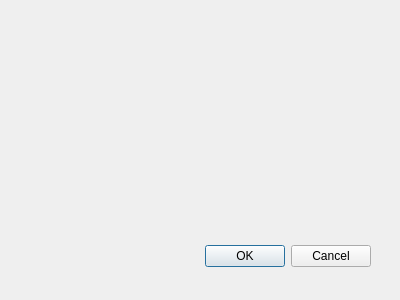
WXY163/ezAMI, file amidialog.ui: the form before one commit.
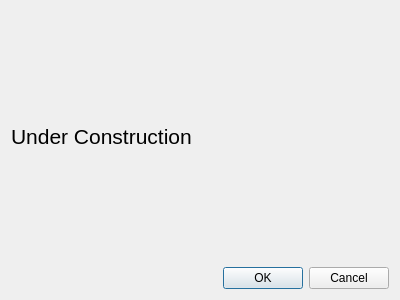
The form after the commit.

What changed in the file:
```diff
--- a/amidialog.ui
+++ b/amidialog.ui
@@ -15,22 +15,30 @@
   <property name="windowTitle" >
    <string>Dialog</string>
   </property>
-  <widget class="QDialogButtonBox" name="buttonBox" >
-   <property name="geometry" >
-    <rect>
-     <x>30</x>
-     <y>240</y>
-     <width>341</width>
-     <height>32</height>
-    </rect>
-   </property>
-   <property name="orientation" >
-    <enum>Qt::Horizontal</enum>
-   </property>
-   <property name="standardButtons" >
-    <set>QDialogButtonBox::Cancel|QDialogButtonBox::Ok</set>
-   </property>
-  </widget>
+  <layout class="QGridLayout" name="gridLayout">
+   <item row="1" column="0">
+    <widget class="QDialogButtonBox" name="buttonBox">
+     <property name="orientation">
+      <enum>Qt::Horizontal</enum>
+     </property>
+     <property name="standardButtons">
+      <set>QDialogButtonBox::Cancel|QDialogButtonBox::Ok</set>
+     </property>
+    </widget>
+   </item>
+   <item row="0" column="0">
+    <widget class="QLabel" name="label">
+     <property name="font">
+      <font>
+       <pointsize>16</pointsize>
+      </font>
+     </property>
+     <property name="text">
+      <string>Under Construction</string>
+     </property>
+    </widget>
+   </item>
+  </layout>
  </widget>
  <pixmapfunction></pixmapfunction>
  <resources/>
```
Left out of the diff: 27 changed lines with no effect on the pictures.
